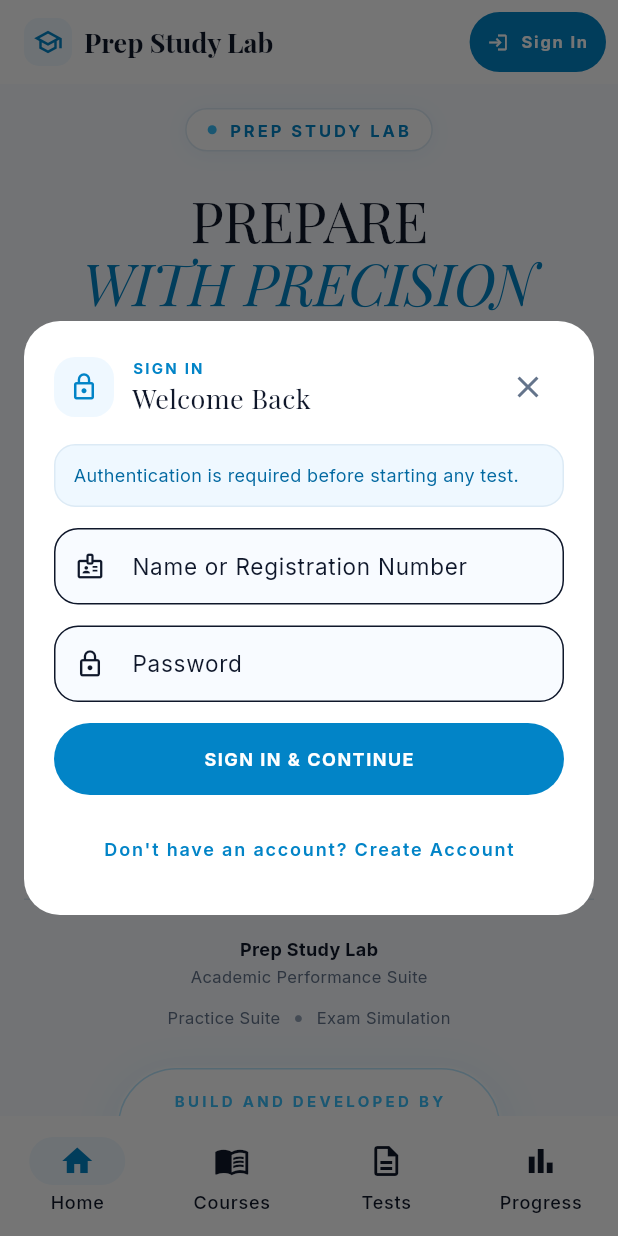
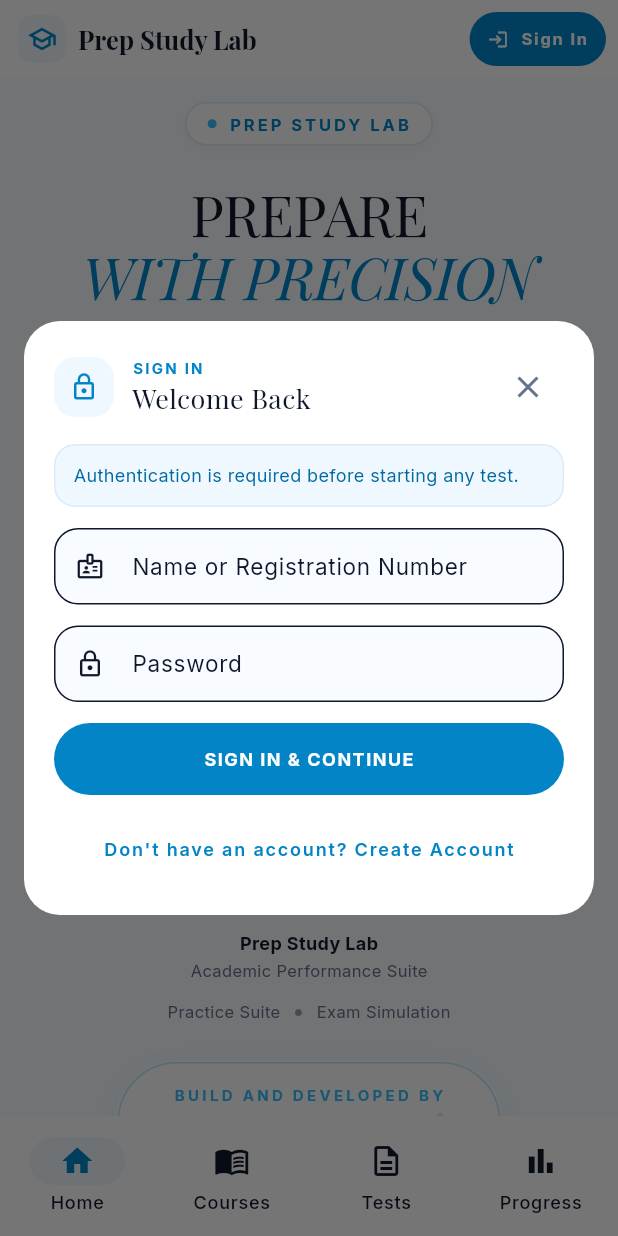
Before and after one commit to Sania-786-R/flutter-prep-study-lab, a Flutter app: the screen it shows after launch, after a tap on "START PRACTICING", on a phone screen of 412 x 824 dp. Run offline on Flutter 3.47's test engine with Material 3 defaults, Android fonts, the phone set to English and light mode, and no system bars; our stand-ins replace google_fonts, shared_preferences, supabase_flutter; missing offline and left inert: dart:html; accounts and stored records are empty.

Commit message:
Fix mobile PWA layout, viewport, responsive APK banner, scrolling physics, auth modal layering, and reliable logout

```diff
--- a/lib/main.dart
+++ b/lib/main.dart
@@ -1,3 +1,4 @@
+import 'dart:ui';
 import 'package:flutter/material.dart';
 import 'package:google_fonts/google_fonts.dart';
 import 'package:provider/provider.dart';
@@ -48,6 +49,15 @@
       title: AppConstants.appName,
       debugShowCheckedModeBanner: false,
       theme: AppTheme.lightTheme,
+      scrollBehavior: const MaterialScrollBehavior().copyWith(
+        dragDevices: {
+          PointerDeviceKind.touch,
+          PointerDeviceKind.mouse,
+          PointerDeviceKind.trackpad,
+          PointerDeviceKind.stylus,
+        },
+        physics: const BouncingScrollPhysics(parent: AlwaysScrollableScrollPhysics()),
+      ),
       home: const MainShellScreen(),
     );
   }
@@ -65,6 +75,7 @@
   ActiveTestSessionModel? _activeSession;
   MockAttemptModel? _viewingResultAttempt;
   bool _isStartingTest = false;
+  bool _isAuthModalOpen = false;
 
   @override
   void initState() {
@@ -82,8 +93,13 @@
   }
 
   void _showAuthModal({String? reasonMessage, VoidCallback? onAuthenticatedAction}) {
+    if (_isAuthModalOpen) return;
+    _isAuthModalOpen = true;
+
     showDialog(
       context: context,
+      barrierDismissible: true,
+      barrierColor: Colors.black.withValues(alpha: 0.54),
       builder: (ctx) => AuthModal(
         reasonMessage: reasonMessage,
         authService: context.read<AuthService>(),
@@ -96,11 +112,15 @@
             ),
           );
           if (onAuthenticatedAction != null) {
-            onAuthenticatedAction();
+            WidgetsBinding.instance.addPostFrameCallback((_) {
+              onAuthenticatedAction();
+            });
           }
         },
       ),
-    );
+    ).whenComplete(() {
+      _isAuthModalOpen = false;
+    });
   }
 
   void _openConfigModal({String? preselectedCourseId}) {
@@ -348,8 +368,10 @@
         appBar: AppBar(
           backgroundColor: Colors.white,
           elevation: 0,
-          titleSpacing: 16,
+          toolbarHeight: 52,
+          titleSpacing: 12,
           title: Row(
+            mainAxisSize: MainAxisSize.min,
             children: [
               Container(
                 padding: const EdgeInsets.all(6),
@@ -360,12 +382,15 @@
                 child: const Icon(Icons.school_outlined, size: 20, color: AppColors.primary),
               ),
               const SizedBox(width: 8),
-              Text(
-                'Prep Study Lab',
-                style: GoogleFonts.playfairDisplay(
-                  fontSize: 18,
-                  fontWeight: FontWeight.bold,
-                  color: AppColors.textDark,
+              Flexible(
+                child: Text(
+                  'Prep Study Lab',
+                  style: GoogleFonts.playfairDisplay(
+                    fontSize: 17,
+                    fontWeight: FontWeight.bold,
+                    color: AppColors.textDark,
+                  ),
+                  overflow: TextOverflow.ellipsis,
                 ),
               ),
               if (testService.isOffline) ...[
--- a/lib/screens/auth_modal.dart
+++ b/lib/screens/auth_modal.dart
@@ -117,7 +117,9 @@
     return Dialog(
       shape: RoundedRectangleBorder(borderRadius: BorderRadius.circular(24)),
       backgroundColor: Colors.white,
-      insetPadding: const EdgeInsets.symmetric(horizontal: 16, vertical: 20),
+      elevation: 16,
+      clipBehavior: Clip.antiAlias,
+      insetPadding: const EdgeInsets.symmetric(horizontal: 16, vertical: 24),
       child: ConstrainedBox(
         constraints: BoxConstraints(
           maxWidth: 440,
@@ -125,6 +127,7 @@
         ),
         child: SafeArea(
           child: SingleChildScrollView(
+            physics: const ClampingScrollPhysics(),
             keyboardDismissBehavior: ScrollViewKeyboardDismissBehavior.onDrag,
             padding: const EdgeInsets.all(20.0),
             child: Column(
--- a/lib/screens/courses_view.dart
+++ b/lib/screens/courses_view.dart
@@ -83,6 +83,7 @@
     }).toList();
 
     return SingleChildScrollView(
+      physics: const AlwaysScrollableScrollPhysics(),
       padding: EdgeInsets.symmetric(
         horizontal: isDesktop ? 32.0 : 16.0,
         vertical: 20.0,
@@ -90,6 +91,7 @@
       child: Column(
         crossAxisAlignment: CrossAxisAlignment.start,
         children: [
+          if (isDesktop) const SizedBox(height: 52),
           // Header
           Text(
             'ACADEMIC CURRICULUM',
--- a/lib/screens/hero_view.dart
+++ b/lib/screens/hero_view.dart
@@ -28,6 +28,7 @@
     final isDesktop = screenWidth > 800;
 
     return SingleChildScrollView(
+      physics: const AlwaysScrollableScrollPhysics(),
       padding: EdgeInsets.symmetric(
         horizontal: isDesktop ? 48.0 : 16.0,
         vertical: isDesktop ? 32.0 : 16.0,
@@ -35,16 +36,16 @@
       child: Column(
         crossAxisAlignment: CrossAxisAlignment.center,
         children: [
-          if (isDesktop) const SizedBox(height: 48),
+          if (isDesktop) const SizedBox(height: 72),
 
           // Optional Install App Banner when in web browser
           if (canInstallApp) ...[
             Container(
               margin: const EdgeInsets.only(bottom: 24),
-              padding: const EdgeInsets.symmetric(horizontal: 16, vertical: 10),
+              padding: const EdgeInsets.symmetric(horizontal: 16, vertical: 12),
               decoration: BoxDecoration(
                 color: AppColors.primarySoft,
-                borderRadius: BorderRadius.circular(30),
+                borderRadius: BorderRadius.circular(20),
                 border: Border.all(color: AppColors.primaryLight.withValues(alpha: 0.5)),
                 boxShadow: [
                   BoxShadow(
@@ -53,27 +54,76 @@
                   ),
                 ],
               ),
-              child: Wrap(
-                crossAxisAlignment: WrapCrossAlignment.center,
-                alignment: WrapAlignment.center,
-                spacing: 12,
-                runSpacing: 8,
+              child: LayoutBuilder(
+                builder: (context, constraints) {
+                  final isNarrow = constraints.maxWidth < 560;
+                  if (isNarrow) {
+                    // Mobile narrow layout (320px - 430px)
+                    return Column(
+                      mainAxisSize: MainAxisSize.min,
+                      crossAxisAlignment: CrossAxisAlignment.stretch,
                       children: [
-                  const Row(
+                        Row(
+                          crossAxisAlignment: CrossAxisAlignment.start,
+                          children: [
+                            const Padding(
+                              padding: EdgeInsets.only(top: 2.0),
+                              child: Icon(Icons.android_rounded, color: AppColors.primary, size: 20),
+                            ),
+                            const SizedBox(width: 8),
+                            const Expanded(
+                              child: Text(
+                                'Download Android App (APK) for instant offline access',
+                                softWrap: true,
+                                style: TextStyle(
+                                  fontSize: 12,
+                                  fontWeight: FontWeight.w600,
+                                  color: AppColors.primaryDark,
+                                  height: 1.35,
+                                ),
+                              ),
+                            ),
+                          ],
+                        ),
+                        const SizedBox(height: 10),
+                        Center(
+                          child: FilledButton.icon(
+                            onPressed: onDownloadApk,
+                            icon: const Icon(Icons.download_rounded, size: 16),
+                            label: const Text(
+                              'DOWNLOAD APK',
+                              style: TextStyle(fontSize: 11, fontWeight: FontWeight.bold, letterSpacing: 0.5),
+                            ),
+                            style: FilledButton.styleFrom(
+                              backgroundColor: AppColors.primary,
+                              visualDensity: VisualDensity.compact,
+                              padding: const EdgeInsets.symmetric(horizontal: 20, vertical: 8),
+                              shape: RoundedRectangleBorder(borderRadius: BorderRadius.circular(20)),
+                            ),
+                          ),
+                        ),
+                      ],
+                    );
+                  }
+
+                  // Desktop / Wide layout
+                  return Row(
                     mainAxisSize: MainAxisSize.min,
                     children: [
-                      Icon(Icons.android_rounded, color: AppColors.primary, size: 18),
-                      SizedBox(width: 8),
-                      Text(
+                      const Icon(Icons.android_rounded, color: AppColors.primary, size: 20),
+                      const SizedBox(width: 10),
+                      const Flexible(
+                        child: Text(
                           'Download Android App (APK) for instant offline access',
+                          softWrap: true,
                           style: TextStyle(
                             fontSize: 12,
                             fontWeight: FontWeight.w600,
                             color: AppColors.primaryDark,
                           ),
                         ),
-                    ],
                       ),
+                      const SizedBox(width: 16),
                       FilledButton.icon(
                         onPressed: onDownloadApk,
                         icon: const Icon(Icons.download_rounded, size: 16),
@@ -89,6 +139,8 @@
                         ),
                       ),
                     ],
+                  );
+                },
               ),
             ),
           ],
--- a/lib/screens/progress_view.dart
+++ b/lib/screens/progress_view.dart
@@ -20,7 +20,9 @@
   @override
   Widget build(BuildContext context) {
     if (currentUser == null) {
-      return Center(
+      return SingleChildScrollView(
+        physics: const AlwaysScrollableScrollPhysics(),
+        child: Center(
           child: Padding(
             padding: const EdgeInsets.symmetric(horizontal: 24.0, vertical: 64.0),
             child: Column(
@@ -73,6 +75,7 @@
               ],
             ),
           ),
+        ),
       );
     }
 
@@ -80,6 +83,7 @@
     final isDesktop = screenWidth >= 768;
 
     return SingleChildScrollView(
+      physics: const AlwaysScrollableScrollPhysics(),
       padding: EdgeInsets.symmetric(
         horizontal: isDesktop ? 32.0 : 16.0,
         vertical: 20.0,
@@ -87,7 +91,7 @@
       child: Column(
         crossAxisAlignment: CrossAxisAlignment.start,
         children: [
-          if (isDesktop) const SizedBox(height: 48),
+          if (isDesktop) const SizedBox(height: 52),
 
           // Header
           Text(
--- a/lib/screens/test_result_view.dart
+++ b/lib/screens/test_result_view.dart
@@ -59,6 +59,7 @@
         ),
       ),
       body: SingleChildScrollView(
+        physics: const AlwaysScrollableScrollPhysics(),
         padding: const EdgeInsets.all(20.0),
         child: Column(
           children: [
--- a/lib/screens/tests_view.dart
+++ b/lib/screens/tests_view.dart
@@ -49,7 +49,9 @@
   @override
   Widget build(BuildContext context) {
     if (currentUser == null) {
-      return Center(
+      return SingleChildScrollView(
+        physics: const AlwaysScrollableScrollPhysics(),
+        child: Center(
           child: Padding(
             padding: const EdgeInsets.symmetric(horizontal: 24.0, vertical: 64.0),
             child: Column(
@@ -102,6 +104,7 @@
             ],
           ),
         ),
+      ),
       );
     }
 
@@ -109,6 +112,7 @@
     final isDesktop = screenWidth > 800;
 
     return SingleChildScrollView(
+      physics: const AlwaysScrollableScrollPhysics(),
       padding: EdgeInsets.symmetric(
         horizontal: isDesktop ? 32.0 : 16.0,
         vertical: 20.0,
@@ -116,7 +120,7 @@
       child: Column(
         crossAxisAlignment: CrossAxisAlignment.start,
         children: [
-          if (isDesktop) const SizedBox(height: 48),
+          if (isDesktop) const SizedBox(height: 52),
 
           // Header
           if (isDesktop)
--- a/lib/services/auth_service.dart
+++ b/lib/services/auth_service.dart
@@ -23,7 +23,25 @@
     notifyListeners();
 
     try {
-      // 1. Check Supabase active session
+      // 1. Check cached preferences session first to verify if user logged out
+      final prefs = await SharedPreferences.getInstance();
+      final userJsonStr = prefs.getString(AppConstants.keyUserSession);
+
+      // If user session in local prefs is null, user was signed out
+      if (userJsonStr == null) {
+        if (_supabase.auth.currentSession != null) {
+          try {
+            await _supabase.auth.signOut(scope: SignOutScope.local);
+          } catch (_) {}
+        }
+        _currentUser = null;
+        _isLoading = false;
+        notifyListeners();
+        _listenToAuthChanges();
+        return;
+      }
+
+      // If session exists in prefs, check active Supabase session
       final session = _supabase.auth.currentSession;
       if (session != null) {
         final user = session.user;
@@ -67,14 +85,10 @@
       }
 
       // 2. Fallback to cached preferences session
-      final prefs = await SharedPreferences.getInstance();
-      final userJsonStr = prefs.getString(AppConstants.keyUserSession);
-      if (userJsonStr != null) {
-        final userMap = jsonDecode(userJsonStr);
-        final user = UserModel.fromJson(userMap);
-        if (user.status != 'deactivated') {
-          _currentUser = user;
-        }
+      final userMap = jsonDecode(userJsonStr);
+      final user = UserModel.fromJson(userMap);
+      if (user.status != 'deactivated') {
+        _currentUser = user;
       }
     } catch (e) {
       debugPrint('AuthService initialize notice: $e');
@@ -496,10 +510,16 @@
       final prefs = await SharedPreferences.getInstance();
       await prefs.remove(AppConstants.keyUserSession);
     } catch (_) {}
-    notifyListeners();
 
     try {
-      await _supabase.auth.signOut().timeout(const Duration(seconds: 3), onTimeout: () {});
-    } catch (_) {}
+      await _supabase.auth.signOut(scope: SignOutScope.local).timeout(
+        const Duration(seconds: 3),
+        onTimeout: () {},
+      );
+    } catch (e) {
+      debugPrint('Supabase sign-out notice: $e');
+    }
+
+    notifyListeners();
   }
 }
--- a/lib/services/download_helper.dart
+++ b/lib/services/download_helper.dart
@@ -4,3 +4,5 @@
 void downloadFile(String url, String fileName) {
   helper.downloadFile(url, fileName);
 }
+
+bool isStandaloneMode() => helper.isStandaloneMode();
--- a/lib/services/download_helper_stub.dart
+++ b/lib/services/download_helper_stub.dart
@@ -6,3 +6,5 @@
     await launchUrl(uri, mode: LaunchMode.externalApplication);
   }
 }
+
+bool isStandaloneMode() => false;
--- a/lib/services/pwa_service.dart
+++ b/lib/services/pwa_service.dart
@@ -15,8 +15,9 @@
 
   void _detectEnvironment() {
     if (kIsWeb) {
-      // In web browser environment, we offer APK download banner
-      _canInstall = true;
+      final standalone = isStandaloneMode();
+      _isStandalone = standalone;
+      _canInstall = !standalone;
     } else {
       // Running as native Android/iOS app
       _isStandalone = true;
```
Also changed, not shown: lib/screens/mock_config_modal.dart (+10 -4 lines), lib/services/download_helper_web.dart (+8 -0 lines), 2 other files. Lines whose indentation alone changed are shown as unchanged.
